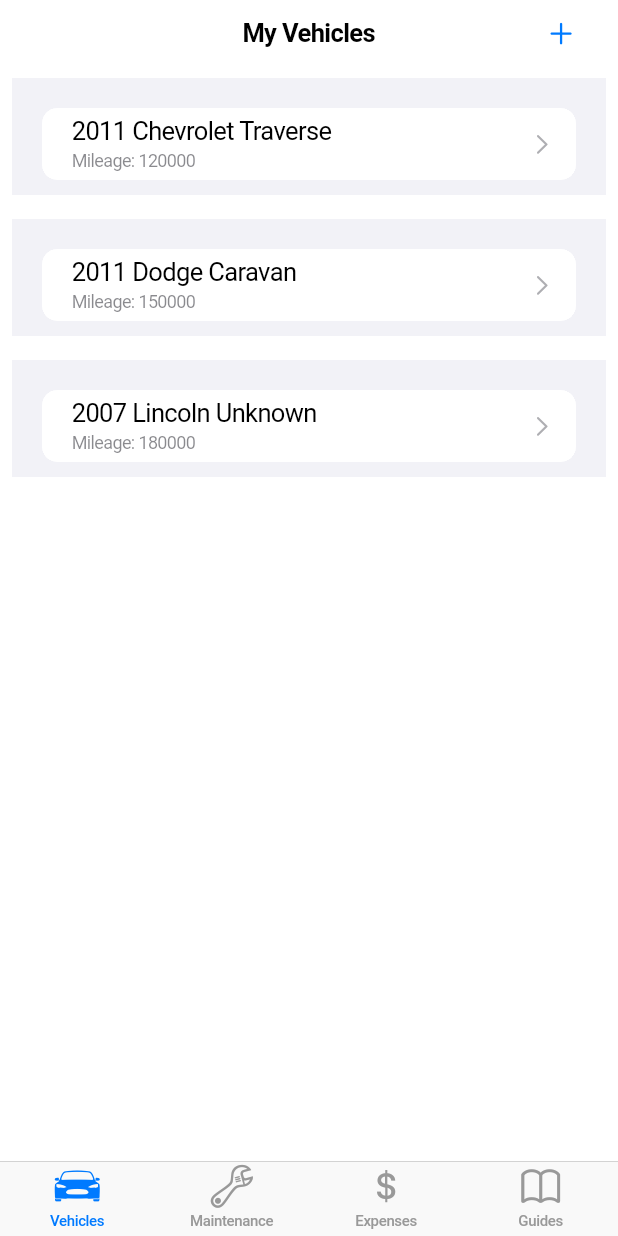
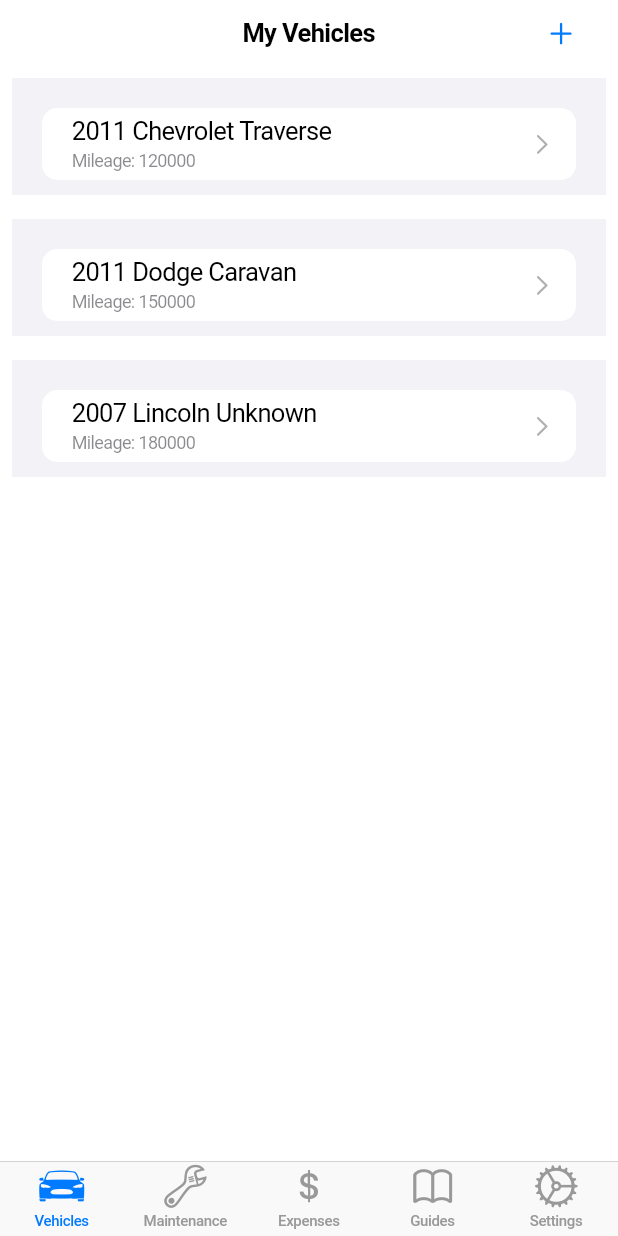
Before and after one commit to vgcman16/autocare-pro, a Flutter app: the screen it shows after launch, on a phone screen of 412 x 824 dp. Run offline on Flutter 3.47's test engine with Material 3 defaults, Android fonts, the phone set to English and light mode, and no system bars; our stand-ins replace sqflite; accounts and stored records are empty.

```diff
--- a/lib/screens/home_screen.dart
+++ b/lib/screens/home_screen.dart
@@ -3,6 +3,7 @@ import 'vehicle_list_screen.dart';
 import 'maintenance_screen.dart';
 import 'expenses_screen.dart';
 import 'guides_screen.dart';
+import 'settings_screen.dart';
 
 class HomeScreen extends StatelessWidget {
   const HomeScreen({super.key});
@@ -28,6 +29,10 @@ class HomeScreen extends StatelessWidget {
             icon: Icon(CupertinoIcons.book),
             label: 'Guides',
           ),
+          BottomNavigationBarItem(
+            icon: Icon(CupertinoIcons.settings),
+            label: 'Settings',
+          ),
         ],
       ),
       tabBuilder: (BuildContext context, int index) {
@@ -42,6 +47,8 @@ class HomeScreen extends StatelessWidget {
                 return const ExpensesScreen();
               case 3:
                 return const GuidesScreen();
+              case 4:
+                return const SettingsScreen();
               default:
                 return const VehicleListScreen();
             }
```
Also changed, not shown: lib/screens/settings_screen.dart (added, +42 -0 lines), 1 other file.
